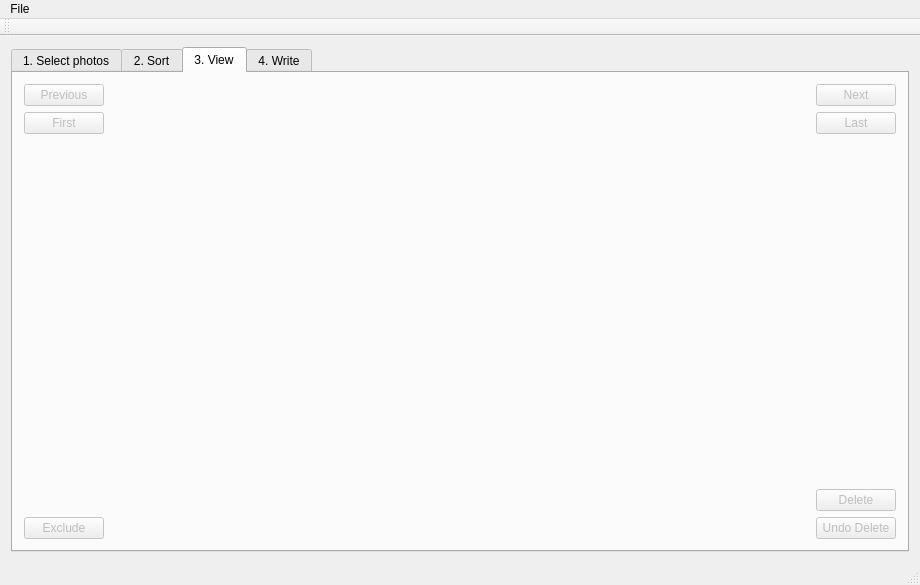
Above: src/mainwindow.ui from tdegeus/chroto before the change. Below: the same form after it.
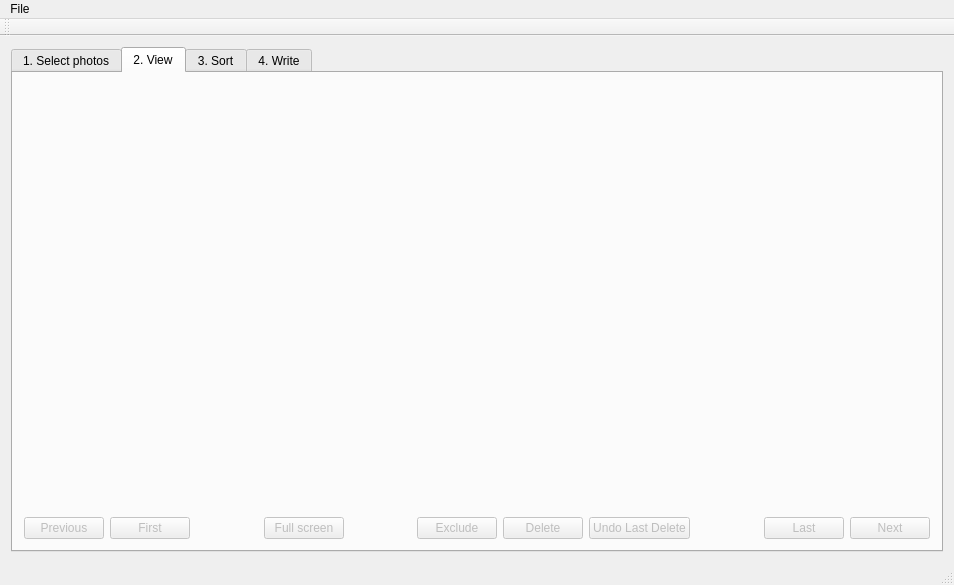
That is the form after the change. The open tabs and pages were chosen to show the change.

```diff
--- a/src/mainwindow.ui
+++ b/src/mainwindow.ui
@@ -6,7 +6,7 @@
    <rect>
     <x>0</x>
     <y>0</y>
-    <width>920</width>
+    <width>954</width>
     <height>585</height>
    </rect>
   </property>
@@ -768,9 +768,185 @@
         </item>
        </layout>
       </widget>
+      <widget class="QWidget" name="tab_sort">
+       <attribute name="title">
+        <string>2. View</string>
+       </attribute>
+       <layout class="QVBoxLayout" name="verticalLayout_3">
+        <item>
+         <widget class="QLabel" name="tV_label">
+          <property name="sizePolicy">
+           <sizepolicy hsizetype="Expanding" vsizetype="Expanding">
+            <horstretch>0</horstretch>
+            <verstretch>0</verstretch>
+           </sizepolicy>
+          </property>
+          <property name="minimumSize">
+           <size>
+            <width>402</width>
+            <height>268</height>
+           </size>
+          </property>
+          <property name="text">
+           <string/>
+          </property>
+         </widget>
+        </item>
+        <item>
+         <layout class="QHBoxLayout" name="horizontalLayout">
+          <item>
+           <widget class="QPushButton" name="tV_pushButton_prev">
+            <property name="enabled">
+             <bool>false</bool>
+            </property>
+            <property name="toolTip">
+             <string>View previous image [left arrow]</string>
+            </property>
+            <property name="text">
+             <string>Previous</string>
+            </property>
+           </widget>
+          </item>
+          <item>
+           <widget class="QPushButton" name="tV_pushButton_first">
+            <property name="enabled">
+             <bool>false</bool>
+            </property>
+            <property name="toolTip">
+             <string>Jump to first image</string>
+            </property>
+            <property name="text">
+             <string>First</string>
+            </property>
+            <property name="shortcut">
+             <string>Ctrl+Up</string>
+            </property>
+           </widget>
+          </item>
+          <item>
+           <spacer name="horizontalSpacer_5">
+            <property name="orientation">
+             <enum>Qt::Horizontal</enum>
+            </property>
+            <property name="sizeHint" stdset="0">
+             <size>
+              <width>40</width>
+              <height>20</height>
+             </size>
+            </property>
+           </spacer>
+          </item>
+          <item>
+           <widget class="QPushButton" name="tV_pushButton_fullScreen">
+            <property name="enabled">
+             <bool>false</bool>
+            </property>
+            <property name="text">
+             <string>Full screen</string>
+            </property>
+            <property name="shortcut">
+             <string>Ctrl+F</string>
+            </property>
+           </widget>
+          </item>
+          <item>
+           <spacer name="horizontalSpacer_3">
+            <property name="orientation">
+             <enum>Qt::Horizontal</enum>
+            </property>
+            <property name="sizeHint" stdset="0">
+             <size>
+              <width>40</width>
+              <height>20</height>
+             </size>
+            </property>
+           </spacer>
+          </item>
+          <item>
+           <widget class="QPushButton" name="tV_pushButton_excl">
+            <property name="enabled">
+             <bool>false</bool>
+            </property>
+            <property name="toolTip">
+             <string>Exclude image from sorting, never delete from disk (also not on pressing &quot;clean-up&quot;)</string>
+            </property>
+            <property name="text">
+             <string>Exclude</string>
+            </property>
+           </widget>
+          </item>
+          <item>
+           <widget class="QPushButton" name="tV_pushButton_del">
+            <property name="enabled">
+             <bool>false</bool>
+            </property>
+            <property name="toolTip">
+             <string>Delete image (not deleted from disk) [del]</string>
+            </property>
+            <property name="text">
+             <string>Delete</string>
+            </property>
+           </widget>
+          </item>
+          <item>
+           <widget class="QPushButton" name="tV_pushButton_undoDel">
+            <property name="enabled">
+             <bool>false</bool>
+            </property>
+            <property name="text">
+             <string>Undo Last Delete</string>
+            </property>
+           </widget>
+          </item>
+          <item>
+           <spacer name="horizontalSpacer_4">
+            <property name="orientation">
+             <enum>Qt::Horizontal</enum>
+            </property>
+            <property name="sizeHint" stdset="0">
+             <size>
+              <width>40</width>
+              <height>20</height>
+             </size>
+            </property>
+           </spacer>
+          </item>
+          <item>
+           <widget class="QPushButton" name="tV_pushButton_last">
+            <property name="enabled">
+             <bool>false</bool>
+            </property>
+            <property name="toolTip">
+             <string>Jump to last image</string>
+            </property>
+            <property name="text">
+             <string>Last</string>
+            </property>
+            <property name="shortcut">
+             <string>Ctrl+Down</string>
+            </property>
+           </widget>
+          </item>
+          <item>
+           <widget class="QPushButton" name="tV_pushButton_next">
+            <property name="enabled">
+             <bool>false</bool>
+            </property>
+            <property name="toolTip">
+             <string>View next image [right arrow]</string>
+            </property>
+            <property name="text">
+             <string>Next</string>
+            </property>
+           </widget>
+          </item>
+         </layout>
+        </item>
+       </layout>
+      </widget>
       <widget class="QWidget" name="tab">
        <attribute name="title">
-        <string>2. Sort</string>
+        <string>3. Sort</string>
        </attribute>
        <layout class="QHBoxLayout" name="horizontalLayout_8">
         <item>
@@ -995,148 +1171,14 @@
              <string>Page Up</string>
             </property>
             <property name="shortcut">
-             <string>Ctrl+Up</string>
-            </property>
-           </widget>
-          </item>
-          <item>
-           <widget class="QPushButton" name="pushButtonT2_navPgDwn">
-            <property name="text">
-             <string>Page Down</string>
-            </property>
-            <property name="shortcut">
-             <string>Ctrl+Down</string>
-            </property>
-           </widget>
-          </item>
-          <item>
-           <widget class="QPushButton" name="pushButtonT2_navBottom">
-            <property name="text">
-             <string>Bottom</string>
-            </property>
-            <property name="shortcut">
-             <string>B</string>
-            </property>
-           </widget>
-          </item>
-         </layout>
-        </item>
-       </layout>
-      </widget>
-      <widget class="QWidget" name="tab_sort">
-       <attribute name="title">
-        <string>3. View</string>
-       </attribute>
-       <layout class="QHBoxLayout" name="horizontalLayout_3">
-        <item>
-         <layout class="QVBoxLayout" name="verticalLayout_3">
-          <item>
-           <widget class="QPushButton" name="pushButtonT3_prev">
-            <property name="enabled">
-             <bool>false</bool>
-            </property>
-            <property name="toolTip">
-             <string>View previous image [left arrow]</string>
-            </property>
-            <property name="text">
-             <string>Previous</string>
-            </property>
-            <property name="shortcut">
-             <string>Left</string>
-            </property>
-           </widget>
-          </item>
-          <item>
-           <widget class="QPushButton" name="pushButtonT3_first">
-            <property name="enabled">
-             <bool>false</bool>
-            </property>
-            <property name="toolTip">
-             <string>Jump to first image</string>
-            </property>
-            <property name="text">
-             <string>First</string>
-            </property>
-            <property name="shortcut">
              <string>Ctrl+Left</string>
             </property>
            </widget>
           </item>
           <item>
-           <spacer name="verticalSpacer">
-            <property name="orientation">
-             <enum>Qt::Vertical</enum>
-            </property>
-            <property name="sizeHint" stdset="0">
-             <size>
-              <width>20</width>
-              <height>40</height>
-             </size>
-            </property>
-           </spacer>
-          </item>
-          <item>
-           <widget class="QPushButton" name="pushButtonT3_excl">
-            <property name="enabled">
-             <bool>false</bool>
-            </property>
-            <property name="toolTip">
-             <string>Exclude image from sorting, never delete from disk (also not on pressing &quot;clean-up&quot;)</string>
-            </property>
+           <widget class="QPushButton" name="tS_pushButton_navPgDwn">
             <property name="text">
-             <string>Exclude</string>
-            </property>
-           </widget>
-          </item>
-         </layout>
-        </item>
-        <item>
-         <widget class="QLabel" name="view_idx_label">
-          <property name="sizePolicy">
-           <sizepolicy hsizetype="Expanding" vsizetype="Expanding">
-            <horstretch>0</horstretch>
-            <verstretch>0</verstretch>
-           </sizepolicy>
-          </property>
-          <property name="minimumSize">
-           <size>
-            <width>402</width>
-            <height>268</height>
-           </size>
-          </property>
-          <property name="text">
-           <string/>
-          </property>
-         </widget>
-        </item>
-        <item>
-         <layout class="QVBoxLayout" name="verticalLayout_4">
-          <item>
-           <widget class="QPushButton" name="pushButtonT3_next">
-            <property name="enabled">
-             <bool>false</bool>
-            </property>
-            <property name="toolTip">
-             <string>View next image [right arrow]</string>
-            </property>
-            <property name="text">
-             <string>Next</string>
-            </property>
-            <property name="shortcut">
-             <string>Right</string>
-            </property>
-           </widget>
-          </item>
-          <item>
-           <widget class="QPushButton" name="pushButtonT3_last">
-            <property name="enabled">
-             <bool>false</bool>
-            </property>
-            <property name="toolTip">
-             <string>Jump to last image</string>
-            </property>
-            <property name="text">
-             <string>Last</string>
+             <string>Page Down</string>
             </property>
             <property name="shortcut">
              <string>Ctrl+Right</string>
@@ -1144,44 +1186,12 @@
            </widget>
           </item>
           <item>
-           <spacer name="verticalSpacer_2">
-            <property name="orientation">
-             <enum>Qt::Vertical</enum>
-            </property>
-            <property name="sizeHint" stdset="0">
-             <size>
-              <width>20</width>
-              <height>40</height>
-             </size>
-            </property>
-           </spacer>
-          </item>
-          <item>
-           <widget class="QPushButton" name="pushButtonT3_del">
-            <property name="enabled">
-             <bool>false</bool>
-            </property>
-            <property name="toolTip">
-             <string>Delete image (not deleted from disk) [del]</string>
-            </property>
+           <widget class="QPushButton" name="tS_pushButton_navBottom">
             <property name="text">
-             <string>Delete</string>
+             <string>Bottom</string>
             </property>
             <property name="shortcut">
-             <string>Backspace</string>
-            </property>
-           </widget>
-          </item>
-          <item>
-           <widget class="QPushButton" name="pushButtonT3_undoDel">
-            <property name="enabled">
-             <bool>false</bool>
-            </property>
-            <property name="text">
-             <string>Undo Delete</string>
-            </property>
-            <property name="shortcut">
-             <string>Ctrl+Z</string>
+             <string>B, Ctrl+Down</string>
             </property>
            </widget>
           </item>
@@ -1366,7 +1376,7 @@
     <rect>
      <x>0</x>
      <y>0</y>
-     <width>920</width>
+     <width>954</width>
      <height>22</height>
     </rect>
    </property>
```
Left out of the diff: 180 changed lines with no effect on the pictures.
